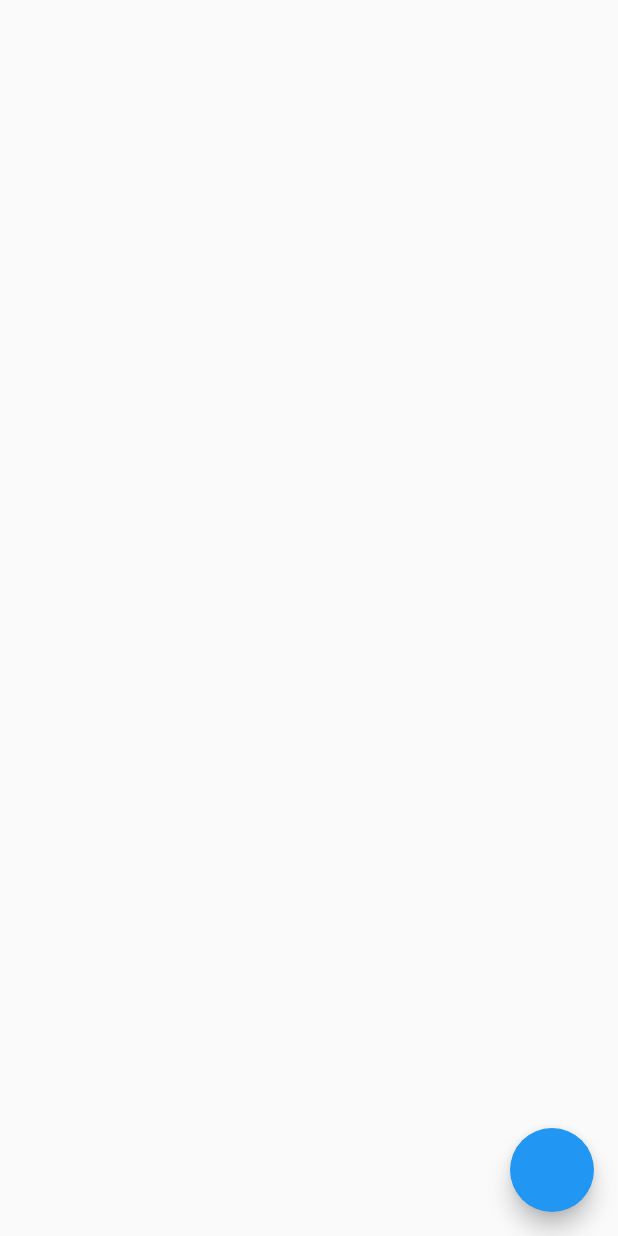
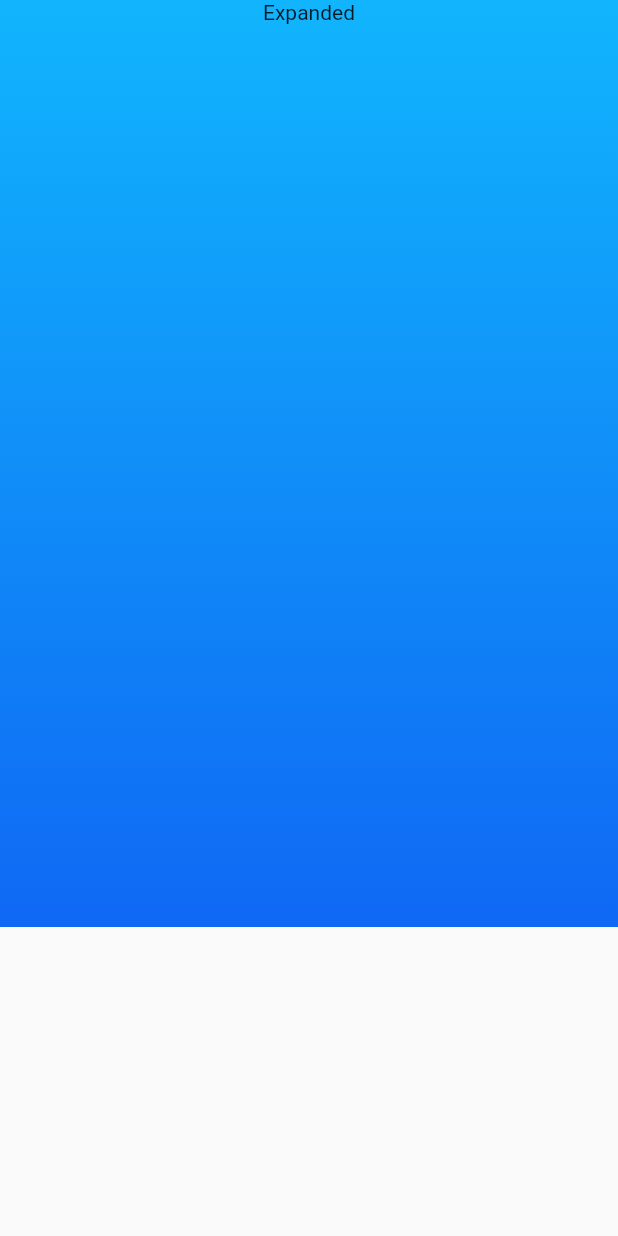
Before and after one commit to m-emrec/Forecast-app, a Flutter app: the screen it shows after launch, on a phone screen of 412 x 824 dp. Run offline on Flutter 3.47's test engine with Material 2 defaults, Android fonts, the phone set to English and light mode, and no system bars; our stand-ins replace bloc, equatable, flutter_bloc, get_it, logger.

Commit message:
start to design appbar

```diff
--- /dev/null
+++ b/lib/features/weather/presentation/pages/home.dart
@@ -0,0 +1,138 @@
+import 'package:flutter/material.dart';
+import 'package:weather/core/constants/logger.dart';
+
+class HomePage extends StatefulWidget {
+  const HomePage({super.key});
+
+  @override
+  State<HomePage> createState() => _HomePageState();
+}
+
+class _HomePageState extends State<HomePage> {
+  final ScrollController _controller = ScrollController();
+  @override
+  Widget build(BuildContext context) {
+    return Scaffold(
+      body: CustomScrollView(
+        controller: _controller,
+        slivers: [
+          CustomAppBar(
+            scrollController: _controller,
+          ),
+          SliverList(
+            delegate: SliverChildBuilderDelegate(
+              childCount: 25,
+              (context, index) => SizedBox(
+                height: 50,
+              ),
+            ),
+          )
+        ],
+      ),
+    );
+  }
+}
+
+class CustomAppBar extends StatefulWidget {
+  const CustomAppBar({super.key, required this.scrollController});
+  final ScrollController scrollController;
+  @override
+  State<CustomAppBar> createState() => _CustomAppBarState();
+}
+
+class _CustomAppBarState extends State<CustomAppBar> {
+  late bool _isCollapsed;
+  @override
+  void initState() {
+    _isCollapsed = false;
+    widget.scrollController.addListener(() {
+      logger.i("message");
+      logger.i(widget.scrollController.position.pixels);
+      if (widget.scrollController.position.pixels > 259) {
+        setState(() {
+          _isCollapsed = true;
+        });
+      } else {
+        setState(() {
+          _isCollapsed = false;
+        });
+      }
+    });
+
+    super.initState();
+  }
+
+  @override
+  void dispose() {
+    widget.scrollController.removeListener(() {});
+    super.dispose();
+  }
+
+  @override
+  Widget build(BuildContext context) {
+    final Size size = MediaQuery.of(context).size;
+    return SliverAppBar(
+      // title: AppBar(
+      //   title: const Text("KAdıköy"),
+      // ),
+      flexibleSpace: Container(
+        decoration: const BoxDecoration(
+          gradient: LinearGradient(
+            begin: Alignment.topCenter,
+            end: Alignment.bottomCenter,
+            colors: [
+              Color(0xFF11B5FD),
+              Color(0xFF0F68F4),
+            ],
+          ),
+        ),
+        child: SafeArea(
+          child: _isCollapsed ? CollapsedView() : ExpandedView(),
+        ),
+      ),
+      collapsedHeight: size.height * 0.4,
+      expandedHeight: size.height * 0.75,
+      pinned: true,
+    );
+  }
+}
+
+class ExpandedView extends StatefulWidget {
+  const ExpandedView({super.key});
+
+  @override
+  State<ExpandedView> createState() => _ExpandedViewState();
+}
+
+class _ExpandedViewState extends State<ExpandedView> {
+  @override
+  Widget build(BuildContext context) {
+    return Column(
+      children: [
+        const Center(
+          child: Text("Expanded"),
+        ),
+      ],
+    );
+  }
+}
+
+class CollapsedView extends StatefulWidget {
+  const CollapsedView({super.key});
+
+  @override
+  State<CollapsedView> createState() => _CollapsedViewState();
+}
+
+class _CollapsedViewState extends State<CollapsedView> {
+  @override
+  Widget build(BuildContext context) {
+    return Column(
+      children: [
+        const Center(
+          child: Text("Collapsed"),
+        ),
+      ],
+    );
+  }
+}
--- a/lib/main.dart
+++ b/lib/main.dart
@@ -7,6 +7,7 @@ import 'package:weather/features/weather/data/datasources/remote/weather_api_ser
 import 'package:weather/injection_container.dart';
 
 import 'features/weather/presentation/bloc/weather_bloc.dart';
+import 'features/weather/presentation/pages/home.dart';
 
 void main() async {
   await initializeDependencies();
@@ -20,27 +21,10 @@ class MyApp extends StatelessWidget {
   @override
   Widget build(BuildContext context) {
     return MaterialApp(
+      debugShowCheckedModeBanner: false,
       theme: AppTheme.theme,
       title: 'Flutter Demo',
-      home: HomePAge(),
+      home: HomePage(),
     );
   }
 }
-
-class HomePAge extends StatelessWidget {
-  HomePAge({super.key});
-  final WeatherBloc _bloc = WeatherBloc(sl());
-  @override
-  Widget build(BuildContext context) {
-    return BlocBuilder<WeatherBloc, WeatherState>(
-      bloc: _bloc,
-      builder: (context, state) {
-        return Scaffold(
-          floatingActionButton: FloatingActionButton(
-            onPressed: () => _bloc.add(Weather()),
-          ),
-        );
-      },
-    );
-  }
-}
```
